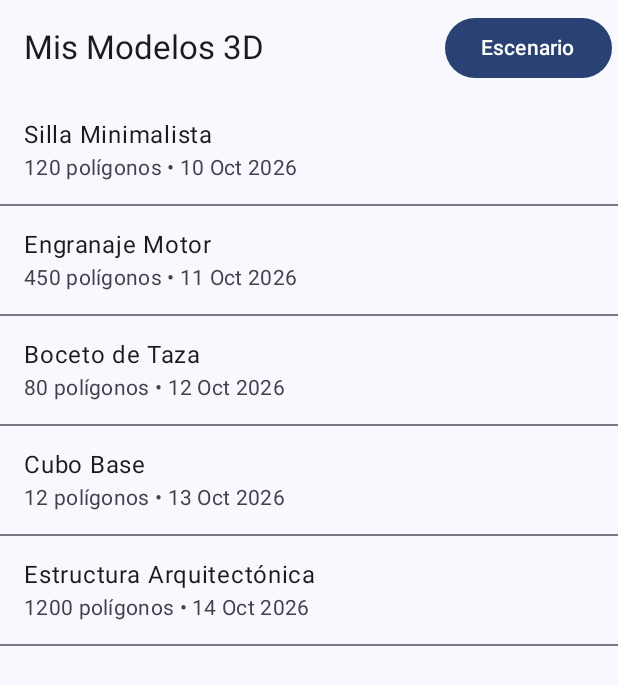
After one commit to thisisnotpansito/Android3dApp, an Android app built with Jetpack Compose: the composable MisModelosScreen shown on its own in the app's theme, on a phone screen of 412 x 824 dp. The commit adds this screen. Shown: the top 685 px of the screen. Run offline under Robolectric (Android 15) with nearby library versions, the phone set to English and light mode, and no system bars.

Commit message:
INV-04: Implementación de pantalla Mis Modelos con 4 estados y repositorio simulado

```diff
--- /dev/null
+++ b/app/src/main/java/com/example/android3dapp/MisModelosScreen.kt
@@ -0,0 +1,96 @@
+package com.example.android3dapp
+
+import androidx.compose.foundation.clickable
+import androidx.compose.foundation.layout.*
+import androidx.compose.foundation.lazy.LazyColumn
+import androidx.compose.foundation.lazy.items
+import androidx.compose.material3.*
+import androidx.compose.runtime.*
+import androidx.compose.ui.Alignment
+import androidx.compose.ui.Modifier
+import androidx.compose.ui.unit.dp
+import kotlinx.coroutines.launch
+
+@OptIn(ExperimentalMaterial3Api::class)
+@Composable
+fun MisModelosScreen() {
+    val repositorio = remember { RepositorioSimulado() }
+    var estadoUi by remember { mutableStateOf(Escenario.CARGANDO) }
+    var listaModelos by remember { mutableStateOf<List<Modelo3D>>(emptyList()) }
+    var menuExpandido by remember { mutableStateOf(false) }
+    val coroutineScope = rememberCoroutineScope()
+
+    // Función para recargar la información (Como el vm.cargar() del examen)
+    fun cargarDatos() {
+        estadoUi = Escenario.CARGANDO
+        coroutineScope.launch {
+            try {
+                listaModelos = repositorio.obtenerModelos()
+                estadoUi = if(listaModelos.isEmpty()) Escenario.VACIO else Escenario.LISTO
+            } catch (e: Exception) {
+                estadoUi = Escenario.ERROR
+            }
+        }
+    }
+
+    // Carga inicial
+    LaunchedEffect(Unit) { cargarDatos() }
+
+    Scaffold(
+        topBar = {
+            TopAppBar(
+                title = { Text("Mis Modelos 3D") },
+                actions = {
+                    // Selector de situaciones (Requisito del paso 7.2)
+                    Box {
+                        Button(onClick = { menuExpandido = true }) { Text("Escenario") }
+                        DropdownMenu(expanded = menuExpandido, onDismissRequest = { menuExpandido = false }) {
+                            Escenario.values().forEach { escenario ->
+                                DropdownMenuItem(
+                                    text = { Text(escenario.name) },
+                                    onClick = {
+                                        repositorio.escenarioActual = escenario
+                                        menuExpandido = false
+                                        cargarDatos()
+                                    }
+                                )
+                            }
+                        }
+                    }
+                }
+            )
+        }
+    ) { padding ->
+        Box(modifier = Modifier.padding(padding).fillMaxSize(), contentAlignment = Alignment.Center) {
+            // El switch obligatorio con las 4 situaciones
+            when (estadoUi) {
+                Escenario.CARGANDO -> CircularProgressIndicator()
+
+                Escenario.ERROR -> Column(horizontalAlignment = Alignment.CenterHorizontally) {
+                    Text("No pudimos leer tus proyectos guardados.")
+                    Spacer(modifier = Modifier.height(8.dp))
+                    Button(onClick = { cargarDatos() }) { Text("Reintentar") }
+                }
+
+                Escenario.VACIO -> Column(horizontalAlignment = Alignment.CenterHorizontally) {
+                    Text("Aún no tienes modelos 3D.")
+                    Spacer(modifier = Modifier.height(8.dp))
+                    Button(onClick = { /* Navegar al lienzo 3D */ }) { Text("Crear el primero") }
+                }
+
+                Escenario.LISTO -> LazyColumn(modifier = Modifier.fillMaxSize()) {
+                    items(listaModelos) { modelo ->
+                        ListItem(
+                            headlineContent = { Text(modelo.nombre) },
+                            supportingContent = { Text("${modelo.poligonos} polígonos • ${modelo.fecha}") },
+                            modifier = Modifier.clickable {
+                                // Acción requerida: tocar fila abre detalle
+                            }
+                        )
+                        Divider()
+                    }
+                }
+            }
+        }
+    }
+}
--- /dev/null
+++ b/app/src/main/java/com/example/android3dapp/RepositorioSimulado.kt
@@ -0,0 +1,36 @@
+package com.example.android3dapp
+
+import kotlinx.coroutines.delay
+
+// Las 4 situaciones obligatorias del examen
+enum class Escenario { LISTO, VACIO, ERROR, CARGANDO }
+
+// El modelo de datos de tu app
+data class Modelo3D(val id: String, val nombre: String, val fecha: String, val poligonos: Int)
+
+class RepositorioSimulado {
+    var escenarioActual = Escenario.LISTO
+
+    private val misModelos = listOf(
+        Modelo3D("1", "Silla Minimalista", "10 Oct 2026", 120),
+        Modelo3D("2", "Engranaje Motor", "11 Oct 2026", 450),
+        Modelo3D("3", "Boceto de Taza", "12 Oct 2026", 80),
+        Modelo3D("4", "Cubo Base", "13 Oct 2026", 12),
+        Modelo3D("5", "Estructura Arquitectónica", "14 Oct 2026", 1200)
+    )
+
+    suspend fun obtenerModelos(): List<Modelo3D> {
+        if (escenarioActual == Escenario.CARGANDO) {
+            delay(Long.MAX_VALUE) // Simula carga infinita
+        }
+
+        delay(1500) // Obligatorio: 1.5s de espera según la rúbrica
+
+        return when (escenarioActual) {
+            Escenario.ERROR -> throw Exception("Falla simulada al leer memoria")
+            Escenario.VACIO -> emptyList()
+            Escenario.LISTO -> misModelos
+            else -> emptyList()
+        }
+    }
+}
```
Also changed, not shown: app/src/main/java/com/example/android3dapp/MainActivity.kt (+11 -65 lines).
